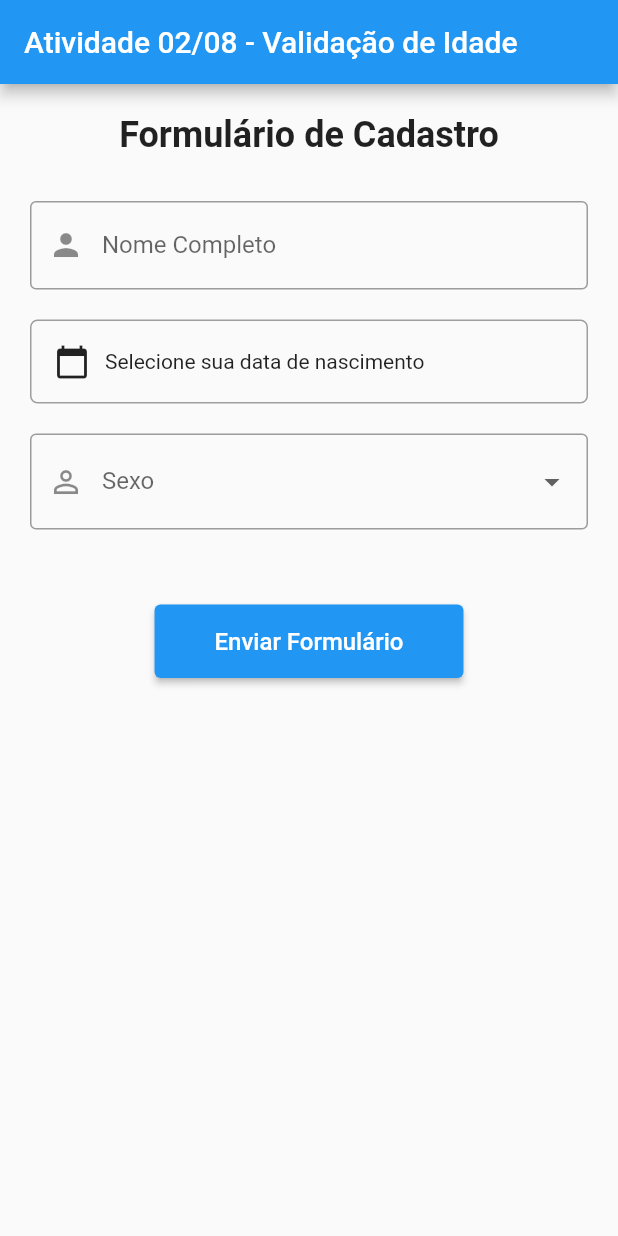
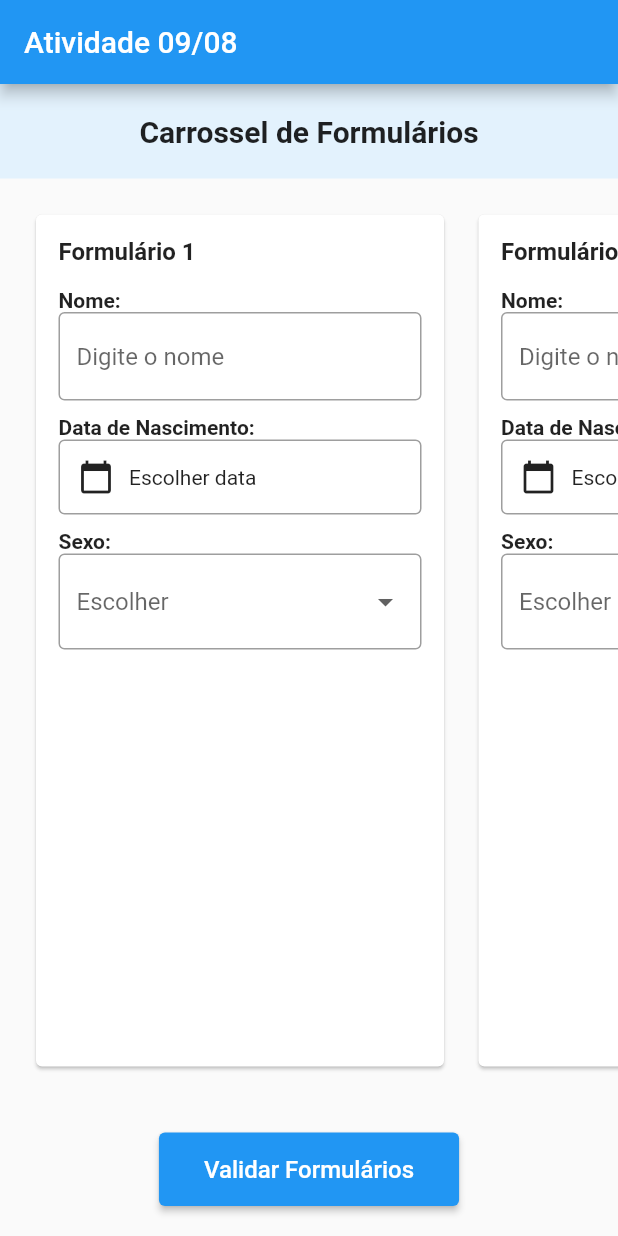
Before and after one commit to marquesvinicius/projetodevmobileunirv, a Flutter app: the screen it shows after launch, on a phone screen of 412 x 824 dp. Run offline on Flutter 3.47's test engine with Material 3 defaults, Android fonts, the phone set to English and light mode, and no system bars.

Commit message:
Adicionando atividade 09-08

```diff
--- /dev/null
+++ b/lib/atividade09-08.dart
@@ -0,0 +1,187 @@
+import 'package:flutter/material.dart';
+
+class Atividade0908 extends StatefulWidget {
+  const Atividade0908({super.key});
+
+  @override
+  State<Atividade0908> createState() => _Atividade0908State();
+}
+
+class _Atividade0908State extends State<Atividade0908> {
+  // Lista simples para guardar os dados
+  List<String> nomes = ['', '', ''];
+  List<String> datas = ['', '', ''];
+  List<String> sexos = ['', '', ''];
+
+  // Função para selecionar data
+  void escolherData(int index) async {
+    DateTime? data = await showDatePicker(
+      context: context,
+      initialDate: DateTime(2000, 1, 1),
+      firstDate: DateTime(1900, 1, 1),
+      lastDate: DateTime.now(),
+    );
+
+    if (data != null) {
+      setState(() {
+        datas[index] = '${data.day}/${data.month}/${data.year}';
+      });
+    }
+  }
+
+  // Função para validar
+  void validar() {
+    String resultado = '';
+
+    for (int i = 0; i < 3; i++) {
+      if (nomes[i].isEmpty) {
+        resultado += 'Formulário ${i + 1}: Nome vazio\n';
+      } else if (datas[i].isEmpty) {
+        resultado += 'Formulário ${i + 1}: Data vazia\n';
+      } else if (sexos[i].isEmpty) {
+        resultado += 'Formulário ${i + 1}: Sexo vazio\n';
+      } else {
+        resultado += 'Formulário ${i + 1}: OK - ${nomes[i]}, ${datas[i]}, ${sexos[i]}\n';
+      }
+    }
+
+    // Mostra resultado
+    showDialog(
+      context: context,
+      builder: (context) => AlertDialog(
+        title: Text('Resultado'),
+        content: Text(resultado),
+        actions: [
+          TextButton(
+            onPressed: () => Navigator.pop(context),
+            child: Text('OK'),
+          ),
+        ],
+      ),
+    );
+  }
+
+  @override
+  Widget build(BuildContext context) {
+    return Scaffold(
+      appBar: AppBar(
+        title: Text('Atividade 09/08'),
+        backgroundColor: Colors.blue,
+        foregroundColor: Colors.white,
+      ),
+      body: Column(
+        children: [
+          // Título
+          Container(
+            width: double.infinity,
+            padding: EdgeInsets.all(20),
+            color: Colors.blue[50],
+            child: Text(
+              'Carrossel de Formulários',
+              style: TextStyle(fontSize: 20, fontWeight: FontWeight.bold),
+              textAlign: TextAlign.center,
+            ),
+          ),
+
+          // Lista horizontal
+          Expanded(
+            child: ListView.builder(
+              scrollDirection: Axis.horizontal,
+              padding: EdgeInsets.all(20),
+              itemCount: 3,
+              itemBuilder: (context, index) {
+                return Container(
+                  width: 280,
+                  margin: EdgeInsets.only(right: 15),
+                  child: Card(
+                    child: Padding(
+                      padding: EdgeInsets.all(15),
+                      child: Column(
+                        crossAxisAlignment: CrossAxisAlignment.start,
+                        children: [
+                          // Título do card
+                          Text(
+                            'Formulário ${index + 1}',
+                            style: TextStyle(fontSize: 16, fontWeight: FontWeight.bold),
+                          ),
+                          SizedBox(height: 15),
+
+                          // Nome
+                          Text('Nome:', style: TextStyle(fontWeight: FontWeight.bold)),
+                          TextField(
+                            decoration: InputDecoration(
+                              hintText: 'Digite o nome',
+                              border: OutlineInputBorder(),
+                            ),
+                            onChanged: (valor) {
+                              nomes[index] = valor;
+                            },
+                          ),
+                          SizedBox(height: 10),
+
+                          // Data
+                          Text('Data de Nascimento:', style: TextStyle(fontWeight: FontWeight.bold)),
+                          InkWell(
+                            onTap: () => escolherData(index),
+                            child: Container(
+                              padding: EdgeInsets.all(12),
+                              decoration: BoxDecoration(
+                                border: Border.all(color: Colors.grey),
+                                borderRadius: BorderRadius.circular(4),
+                              ),
+                              child: Row(
+                                children: [
+                                  Icon(Icons.calendar_today),
+                                  SizedBox(width: 10),
+                                  Text(datas[index].isEmpty ? 'Escolher data' : datas[index]),
+                                ],
+                              ),
+                            ),
+                          ),
+                          SizedBox(height: 10),
+
+                          // Sexo
+                          Text('Sexo:', style: TextStyle(fontWeight: FontWeight.bold)),
+                          DropdownButtonFormField<String>(
+                            value: sexos[index].isEmpty ? null : sexos[index],
+                            decoration: InputDecoration(
+                              border: OutlineInputBorder(),
+                            ),
+                            hint: Text('Escolher'),
+                            items: [
+                              DropdownMenuItem(value: 'Homem', child: Text('Homem')),
+                              DropdownMenuItem(value: 'Mulher', child: Text('Mulher')),
+                            ],
+                            onChanged: (valor) {
+                              setState(() {
+                                sexos[index] = valor ?? '';
+                              });
+                            },
+                          ),
+                        ],
+                      ),
+                    ),
+                  ),
+                );
+              },
+            ),
+          ),
+
+          // Botão validar
+          Container(
+            padding: EdgeInsets.all(20),
+            child: ElevatedButton(
+              onPressed: validar,
+              style: ElevatedButton.styleFrom(
+                backgroundColor: Colors.blue,
+                foregroundColor: Colors.white,
+                padding: EdgeInsets.symmetric(horizontal: 30, vertical: 15),
+              ),
+              child: Text('Validar Formulários', style: TextStyle(fontSize: 16)),
+            ),
+          ),
+        ],
+      ),
+    );
+  }
+}
--- a/lib/main.dart
+++ b/lib/main.dart
@@ -1,6 +1,6 @@
 import 'package:flutter/material.dart';
-import 'package:projetodevmobileunirv/atividade02-08.dart';
+import 'package:projetodevmobileunirv/atividade09-08.dart';
 
 void main() {
-  runApp(MaterialApp(home: FormularioValidacao(), theme: ThemeData(useMaterial3: false)));
+  runApp(MaterialApp(home: Atividade0908(), theme: ThemeData(useMaterial3: false)));
 }
```
